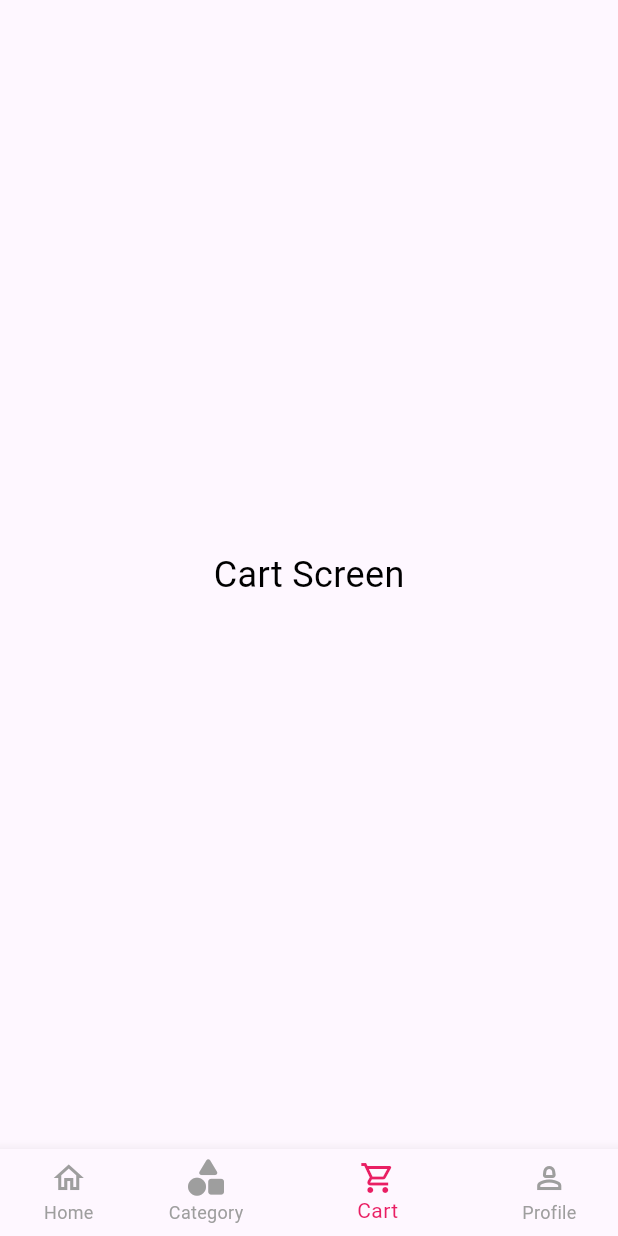
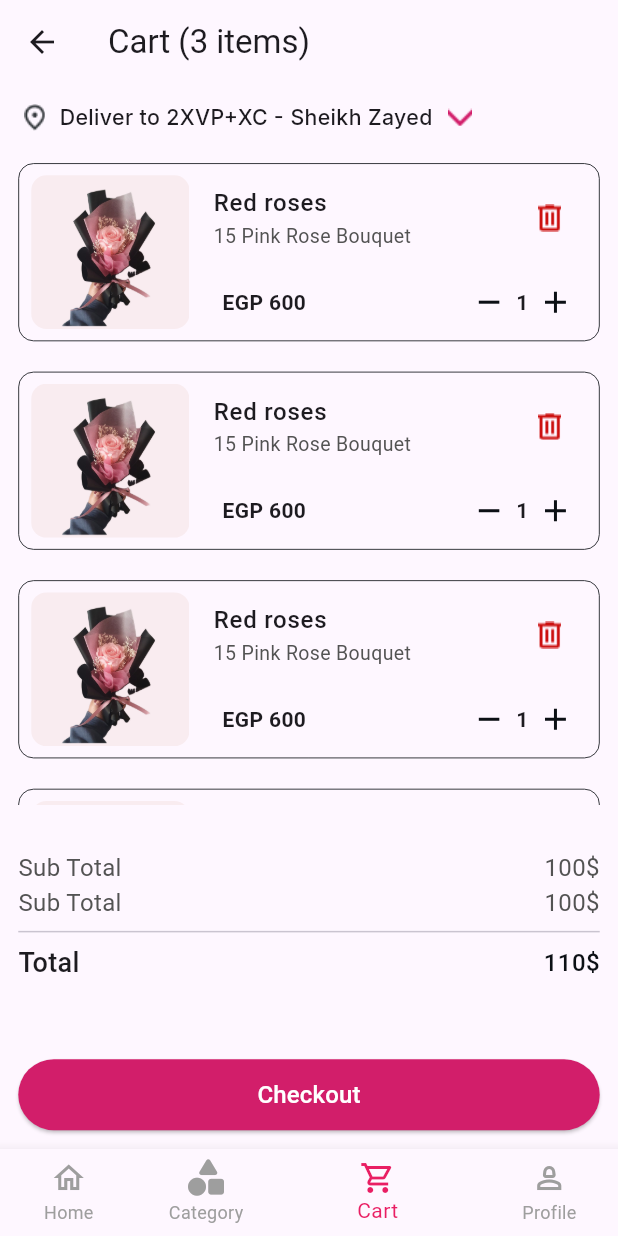
Before and after one commit to mahmoudnagi22/Flower_app, a Flutter app: the screen it shows after launch, item 3 of the bottom bar chosen, on a phone screen of 412 x 824 dp. Run offline on Flutter 3.47's test engine with Material 3 defaults, Android fonts, the phone set to English and light mode, and no system bars; our stand-ins replace bloc, connectivity_plus, dartz, dio, equatable, flutter_bloc and 7 more; network calls fail.

Commit message:
+ feature(cart): finish UI

```diff
--- a/lib/core/resources/assets_manager.dart
+++ b/lib/core/resources/assets_manager.dart
@@ -21,8 +21,9 @@ abstract class IconsAssets {
   static const String location = "$iconsPath/location.png";
   static const String arrow = "$iconsPath/sahm.png";
   static const String gift = "$iconsPath/Gift.png";
-
-
+  static const String delete = "$iconsPath/delete.png";
+  static const String decrement = "$iconsPath/decrement.svg";
+  static const String increment = "$iconsPath/increment.svg";
 }
 
 
--- a/lib/core/routes_manager/route_generator.dart
+++ b/lib/core/routes_manager/route_generator.dart
@@ -1,6 +1,7 @@
 
 import 'package:flower_app/core/routes_manager/routes.dart';
 import 'package:flower_app/features/app_sections/bottom_navigation_screen.dart';
+import 'package:flower_app/features/app_sections/cart/presentation/pages/cart_screen.dart';
 import 'package:flower_app/features/auth/login/presentation/screens/login.dart';
 import 'package:flower_app/features/best_seller.dart';
 import 'package:flutter/material.dart';
@@ -24,6 +25,8 @@ class RouteGenerator {
         return MaterialPageRoute(builder: (_) =>   const CategoriesScreen());
       case Routes.best:
         return MaterialPageRoute(builder: (_) =>   const BestSeller());
+      case Routes.cart:
+        return MaterialPageRoute(builder: (_) =>   const CartScreen());
 
       default:
         return unDefinedRoute();
--- a/lib/core/routes_manager/routes.dart
+++ b/lib/core/routes_manager/routes.dart
@@ -5,5 +5,6 @@ class Routes {
    static const String occasions = "/occasions";
    static const String categories = "/categories";
    static const String best = "/best";
+   static const String cart = "/cart";
 
 }
--- a/lib/features/app_sections/bottom_navigation_screen.dart
+++ b/lib/features/app_sections/bottom_navigation_screen.dart
@@ -1,3 +1,4 @@
+import 'package:flower_app/features/app_sections/cart/presentation/pages/cart_screen.dart';
 import 'package:flower_app/features/app_sections/home/screen/cubit/home_cubit.dart';
 import 'package:flutter/material.dart';
 import 'package:flutter_bloc/flutter_bloc.dart';
@@ -21,7 +22,7 @@ class _BottomNavigationScreenState extends State<BottomNavigationScreen> {
         create: (context) => HomeTabCubit(),
         child: HomeScreen()),
     CategoriesScreen(),
-    Cart(),
+    CartScreen(),
     Profile(),
   ];
   void _onItemTapped(int index) {
--- /dev/null
+++ b/lib/features/app_sections/cart/presentation/pages/cart_screen.dart
@@ -0,0 +1,37 @@
+import 'package:flower_app/core/resources/color_manager.dart';
+import 'package:flutter/material.dart';
+import 'package:flutter_screenutil/flutter_screenutil.dart';
+import 'package:flutter_svg/svg.dart';
+import 'package:google_fonts/google_fonts.dart';
+
+import '../../../../../core/resources/assets_manager.dart';
+import '../../../home/screen/widgets/location.dart';
+import '../widgets/cart_item.dart';
+import '../widgets/location.dart';
+
+class CartScreen extends StatelessWidget {
+  const CartScreen({super.key});
+
+  @override
+  Widget build(BuildContext context) {
+    return Scaffold(
+      appBar: AppBar(
+        // backgroundColor: Colors.pinkAccent,
+        title: const Text('Cart (3 items)'),
+        ),
+
+      body: Padding(
+        padding: EdgeInsets.all(12.sp),
+        child: Column(
+          // mainAxisAlignment: MainAxisAlignment.start,
+          children: [
+            const LocationWithoutPadding(),
+            20.verticalSpace,
+            Expanded(child: CartItem())
+
+          ],
+        ),
+      ),
+    );
+  }
+}
--- /dev/null
+++ b/lib/features/app_sections/cart/presentation/widgets/cart_item.dart
@@ -0,0 +1,181 @@
+import 'package:flower_app/features/auth/signUp/presentation/widgets/custom_button.dart';
+import 'package:flutter/material.dart';
+import 'package:flutter_screenutil/flutter_screenutil.dart';
+import 'package:flutter_svg/svg.dart';
+
+import '../../../../../core/resources/assets_manager.dart';
+import '../../../../../core/resources/color_manager.dart';
+
+class CartItem extends StatefulWidget {
+  CartItem({super.key});
+
+  @override
+  State<CartItem> createState() => _CartItemState();
+}
+
+class _CartItemState extends State<CartItem> {
+  int quantity = 1;
+
+  @override
+  Widget build(BuildContext context) {
+    return Column(
+      children: [
+        Expanded(
+          child: ListView.builder(
+            itemCount: 5,
+            itemBuilder: (context, index) {
+              return Column(
+                children: [
+                  Container(
+                    padding: EdgeInsets.only(left: 8.sp),
+                    width: double.infinity,
+                    height: 117.h,
+                    decoration: BoxDecoration(
+                      border: Border.all(
+                        color: ColorManager.black,
+                        width: 0.5.w,
+                      ),
+                      borderRadius: BorderRadius.circular(10.r),
+                    ),
+                    child: Row(
+                      children: [
+                        ClipRRect(
+                          borderRadius: BorderRadius.circular(10.r),
+                          child: Image.asset(
+                            'assets/images/Image.png',
+                            width: 96.w,
+                            height: 101.h,
+                            fit: BoxFit.fill,
+                          ),
+                        ),
+                        Expanded(
+                          child: Column(
+                            children: [
+                              ListTile(
+                                title: const Text(
+                                  'Red roses',
+                                  style: TextStyle(
+                                    fontSize: 16,
+                                    fontWeight: FontWeight.w500,
+                                  ),
+                                ),
+                                subtitle: Text(
+                                  '15 Pink Rose Bouquet',
+                                  style: TextStyle(
+                                    fontSize: 13,
+                                    fontWeight: FontWeight.w400,
+                                    color: ColorManager.gray,
+                                  ),
+                                ),
+                                trailing: Image.asset(
+                                  IconsAssets.delete,
+                                  width: 16.w,
+                                  height: 18.h,
+                                ),
+                              ),
+                              10.verticalSpace,
+                              Row(
+                                children: [
+                                  20.horizontalSpace,
+                                  const Text(
+                                    'EGP 600',
+                                    style: TextStyle(
+                                      fontWeight: FontWeight.w600,
+                                      fontSize: 14,
+                                    ),
+                                  ),
+                                  const Spacer(),
+                                  InkWell(
+                                    onTap: () {
+                                      if (quantity > 1) {
+                                        quantity--;
+                                        setState(() {
+                                          quantity = quantity;
+                                        });
+                                      }
+                                    },
+                                    child: SvgPicture.asset(
+                                      IconsAssets.decrement,
+                                    ),
+                                  ),
+                                  10.horizontalSpace,
+                                  Text(
+                                    quantity.toString(),
+                                    style: const TextStyle(
+                                      fontSize: 14,
+                                      fontWeight: FontWeight.w600,
+                                    ),
+                                  ),
+                                  10.horizontalSpace,
+                                  InkWell(
+                                    onTap: () {
+                                      quantity++;
+                                      setState(() {
+                                        quantity = quantity;
+                                      });
+                                    },
+                                    child: SvgPicture.asset(
+                                      IconsAssets.increment,
+                                    ),
+                                  ),
+                                  20.horizontalSpace,
+                                ],
+                              ),
+                            ],
+                          ),
+                        ),
+                      ],
+                    ),
+                  ),
+                  20.verticalSpace,
+                ],
+              );
+            },
+          ),
+        ),
+        30.verticalSpace,
+        Row(
+          children: [
+            Text(
+              'Sub Total',
+              style: TextStyle(color: ColorManager.gray, fontSize: 16),
+            ),
+            Spacer(),
+            Text(
+              '100\$',
+              style: TextStyle(color: ColorManager.gray, fontSize: 16),
+            ),
+          ],
+        ),
+        Row(
+          children: [
+            Text(
+              'Sub Total',
+              style: TextStyle(color: ColorManager.gray, fontSize: 16),
+            ),
+            Spacer(),
+            Text(
+              '100\$',
+              style: TextStyle(color: ColorManager.gray, fontSize: 16),
+            ),
+          ],
+        ),
+        Divider(),
+        Row(
+          children: [
+            Text('Total',style: TextStyle(fontSize: 18,fontWeight: FontWeight.w500),),
+            Spacer(),
+            Text(
+              '110\$',
+              style: TextStyle(color: ColorManager.black, fontSize: 16,fontWeight: FontWeight.w500),
+            ),
+          ],
+        ),
+        50.verticalSpace,
+        CustomButton(onPressed: () {
+
+        }, text: 'Checkout')
+      ],
+    );
+  }
+}
--- /dev/null
+++ b/lib/features/app_sections/cart/presentation/widgets/location.dart
@@ -0,0 +1,24 @@
+import 'package:flutter/material.dart';
+import 'package:flutter_screenutil/flutter_screenutil.dart';
+import 'package:google_fonts/google_fonts.dart';
+
+import '../../../../../core/resources/assets_manager.dart';
+
+class LocationWithoutPadding extends StatelessWidget {
+  const LocationWithoutPadding({super.key});
+
+  @override
+  Widget build(BuildContext context) {
+    return Row(
+      children: [
+        Image.asset(IconsAssets.location ,width: 20.w,height: 20.h,),
+        SizedBox(width: 5.w,),
+        Text("Deliver to 2XVP+XC - Sheikh Zayed " , style: GoogleFonts.inter(
+          fontWeight: FontWeight.w500 ,fontSize: 14.sp,
+        ),),
+        SizedBox(width: 5.w,),
+        Image.asset(IconsAssets.arrow ,width: 16.w,height: 16.h,),
+      ],
+    );
+  }
+}
--- a/lib/features/auth/signUp/presentation/widgets/custom_button.dart
+++ b/lib/features/auth/signUp/presentation/widgets/custom_button.dart
@@ -22,7 +22,7 @@ class CustomButton extends StatelessWidget {
               backgroundColor: ColorManager.appColor,
               shape:
               RoundedRectangleBorder(borderRadius: BorderRadius.circular(25.r)),
-              padding: EdgeInsets.all(18.sp),
+              padding: EdgeInsets.all(12.sp),
             ),
             onPressed: onPressed,
             child: Text(
```
Also changed, not shown: assets/icons/decrement.svg (added), assets/icons/delete.png (added), assets/icons/increment.svg (added), 4 other files.
